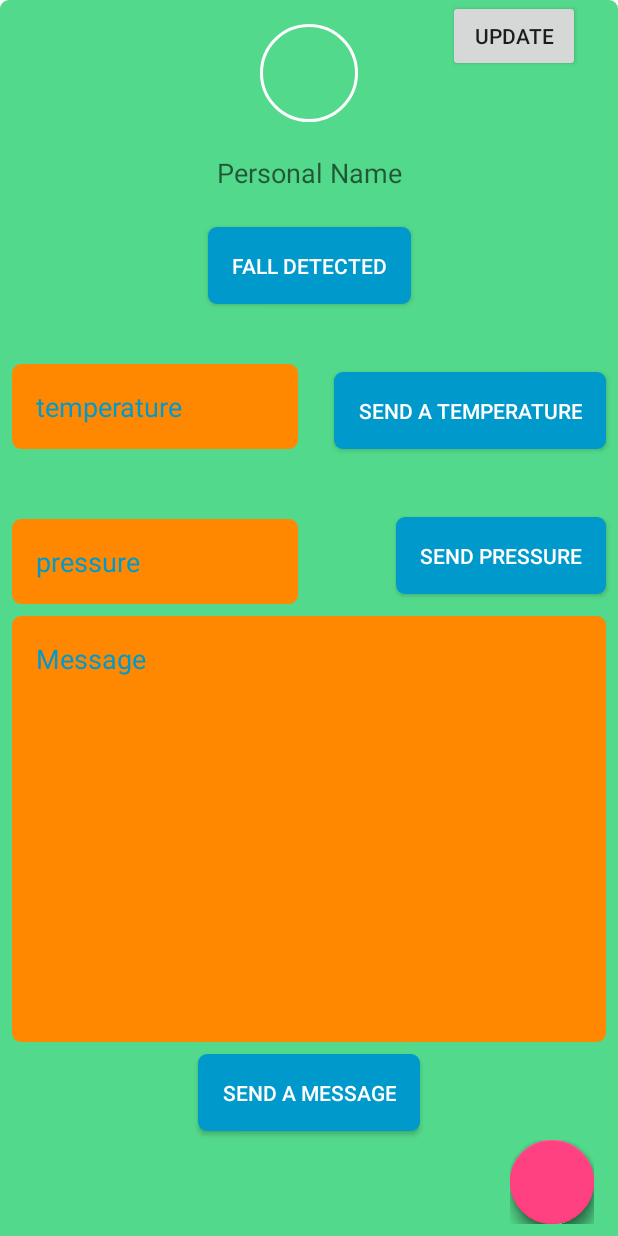
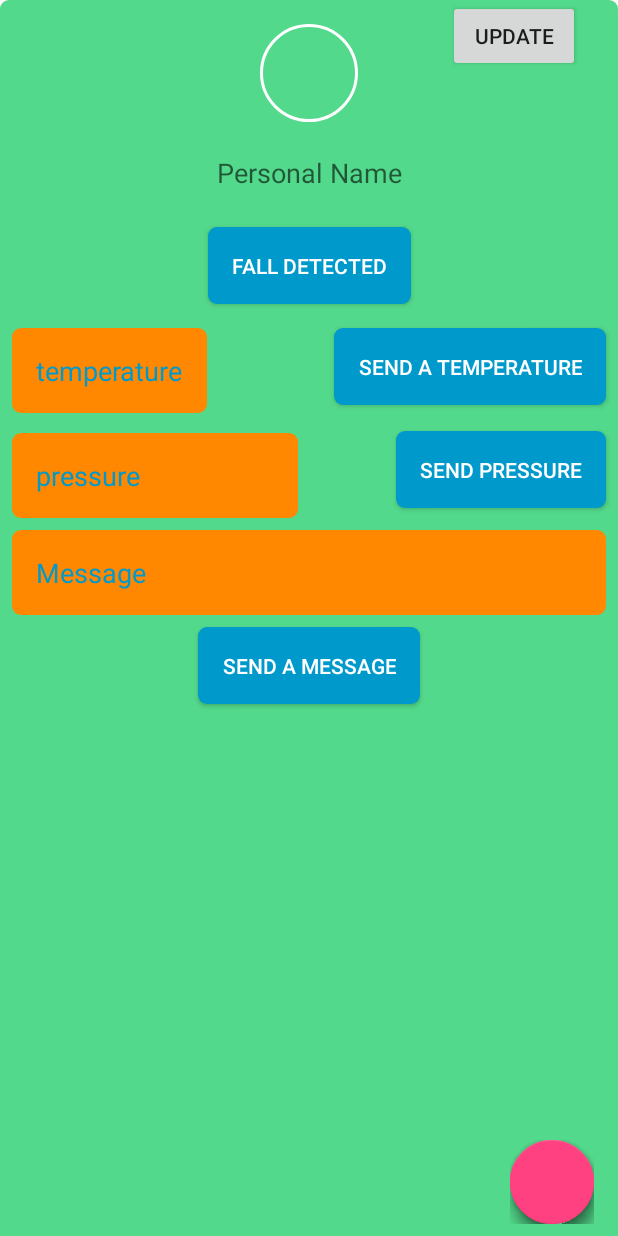
Before and after one commit to acamarinkovic/ClientTest, an Android app: the screen it shows after launch (MainActivity), on a phone screen of 412 x 824 dp. Run offline under Robolectric (Android 15) with nearby library versions, the phone set to English and light mode, and no system bars; our stand-ins replace ButterKnife, CircleImageView, EventBus; libraries missing offline, so code that uses them is left out: com.getbase.floatingactionbutton, com.pixplicity.easyprefs, permissions.dispatcher; plain views replace FloatingActionButton, FloatingActionsMenu; 5 statements that could not run were skipped.

Commit message:
fixed bug

```diff
--- a/app/src/main/res/layout/activity_main.xml
+++ b/app/src/main/res/layout/activity_main.xml
@@ -48,6 +48,7 @@
             android:layout_width="wrap_content"
             android:layout_height="wrap_content"
             android:hint="@string/personal_name"
+            android:maxLines="1"
             android:textColor="@color/white"
             android:background="@color/main_green_color"
             app:layout_constraintLeft_toLeftOf="@+id/profile_image_view"
--- a/app/src/main/res/layout/simulator_fragment.xml
+++ b/app/src/main/res/layout/simulator_fragment.xml
@@ -29,7 +29,7 @@
         android:layout_height="wrap_content"
         android:layout_marginLeft="8dp"
         android:layout_marginRight="8dp"
-        android:layout_marginTop="45dp"
+        android:layout_marginTop="16dp"
         android:background="@drawable/rounded_rectangle_no_board"
         android:padding="@dimen/padding_16"
         android:text="@string/send_a_temperature"
@@ -45,7 +45,7 @@
         android:layout_height="wrap_content"
         android:layout_marginLeft="8dp"
         android:layout_marginRight="8dp"
-        android:layout_marginTop="45dp"
+        android:layout_marginTop="17dp"
         android:background="@drawable/rounded_rectangle_no_board"
         android:padding="@dimen/padding_16"
         android:text="@string/send_pressure"
@@ -67,8 +67,8 @@
         android:textColor="@android:color/white"
         app:layout_constraintLeft_toLeftOf="parent"
         app:layout_constraintRight_toRightOf="parent"
-        app:layout_constraintBottom_toBottomOf="parent"
-        android:layout_marginBottom="70dp" />
+        android:layout_marginTop="8dp"
+        app:layout_constraintTop_toBottomOf="@+id/message_text" />
 
     <EditText
         android:id="@+id/tem_text"
@@ -76,7 +76,6 @@
         android:layout_height="wrap_content"
         android:layout_marginBottom="0dp"
         android:layout_marginLeft="8dp"
-        android:layout_marginRight="24dp"
         android:layout_marginTop="8dp"
         android:background="@drawable/text_view"
         android:hint="@string/temperature"
@@ -85,11 +84,9 @@
         android:textColor="@color/white"
         android:textColorHint="@android:color/holo_blue_dark"
         app:layout_constraintBottom_toBottomOf="@+id/send_temperature"
-        app:layout_constraintHorizontal_bias="1.0"
         app:layout_constraintLeft_toLeftOf="parent"
-        app:layout_constraintRight_toLeftOf="@+id/send_temperature"
         app:layout_constraintTop_toTopOf="@+id/send_temperature"
-        app:layout_constraintVertical_bias="1.0" />
+        app:layout_constraintVertical_bias="0.615" />
 
     <EditText
         android:id="@+id/pressure_text"
@@ -106,17 +103,17 @@
         android:textColor="@color/white"
         android:textColorHint="@android:color/holo_blue_dark"
         app:layout_constraintBottom_toBottomOf="@+id/send_pressure"
-        app:layout_constraintHorizontal_bias="1.0"
+        app:layout_constraintHorizontal_bias="0.0"
         app:layout_constraintLeft_toLeftOf="parent"
         app:layout_constraintRight_toLeftOf="@+id/send_temperature"
         app:layout_constraintTop_toTopOf="@+id/send_pressure"
-        tools:ignore="HardcodedText" />
+        tools:ignore="HardcodedText"
+        app:layout_constraintVertical_bias="0.5" />
 
     <EditText
         android:id="@+id/message_text"
         android:layout_width="0dp"
-        android:layout_height="0dp"
-        android:layout_marginBottom="8dp"
+        android:layout_height="wrap_content"
         android:layout_marginLeft="8dp"
         android:layout_marginRight="8dp"
         android:layout_marginTop="8dp"
@@ -127,10 +124,8 @@
         android:padding="@dimen/padding_16"
         android:textColor="@color/white"
         android:textColorHint="@android:color/holo_blue_dark"
-        app:layout_constraintBottom_toTopOf="@+id/send_message"
         app:layout_constraintLeft_toLeftOf="parent"
         app:layout_constraintRight_toRightOf="parent"
         app:layout_constraintTop_toBottomOf="@+id/pressure_text"
-        app:layout_constraintHorizontal_bias="1.0"
-        app:layout_constraintVertical_bias="0.0" />
+        app:layout_constraintHorizontal_bias="0.0" />
 </android.support.constraint.ConstraintLayout>
```
